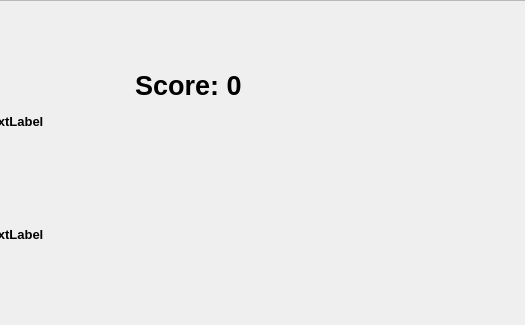
The window that form.ui (ComboTWTW/2048pygamelab) describes before a commit, drawn with Qt 5; both pictures show x 475 to 1000 and y 0 to 325 of the 1000 by 568 pixel window.
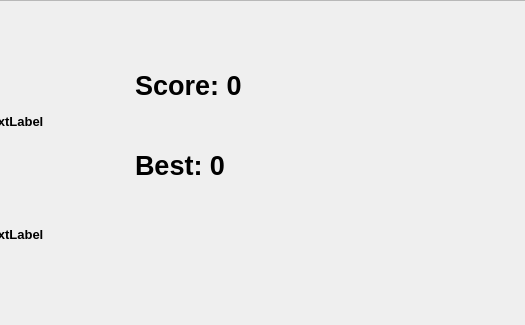
The same window after the commit.

Commit message: Added Russian comments and Best Score Label

The edit to the form file:
```diff
--- a/form.ui
+++ b/form.ui
@@ -439,6 +439,31 @@
      <string>Restart Game</string>
     </property>
    </widget>
+   <widget class="QLabel" name="bestScore">
+    <property name="geometry">
+     <rect>
+      <x>610</x>
+      <y>150</y>
+      <width>211</width>
+      <height>30</height>
+     </rect>
+    </property>
+    <property name="maximumSize">
+     <size>
+      <width>16777215</width>
+      <height>16777215</height>
+     </size>
+    </property>
+    <property name="font">
+     <font>
+      <pointsize>20</pointsize>
+      <bold>true</bold>
+     </font>
+    </property>
+    <property name="text">
+     <string>Best: 0</string>
+    </property>
+   </widget>
   </widget>
  </widget>
  <resources/>
```
The commit also changes 4 other files.
